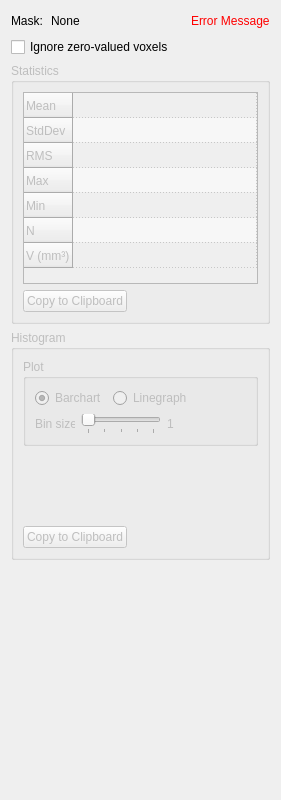
Before: the Qt Designer form Plugins/org.mitk.gui.qt.measurementtoolbox/src/internal/QmitkImageStatisticsViewControls.ui in MITK/MITK, drawn with Qt 5.
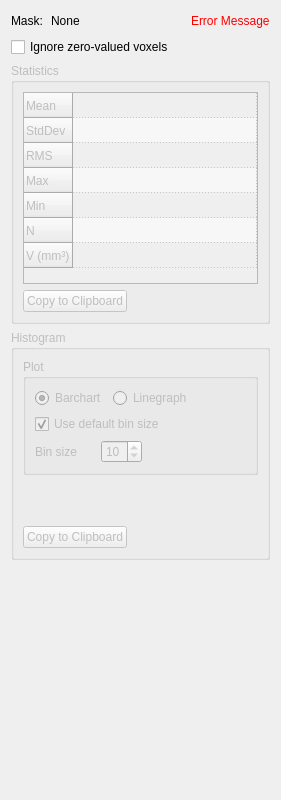
After: the same form once the commit is applied. Custom widgets are drawn as their Qt base class.

Commit message: setting default to 200 bins and adjusting binsize accordingly. user definable binsize still possible.

```diff
--- a/Plugins/org.mitk.gui.qt.measurementtoolbox/src/internal/QmitkImageStatisticsViewControls.ui
+++ b/Plugins/org.mitk.gui.qt.measurementtoolbox/src/internal/QmitkImageStatisticsViewControls.ui
@@ -364,13 +364,23 @@
            </item>
           </layout>
          </item>
+         <item>
+          <widget class="QCheckBox" name="m_UseDefaultBinSizeBox">
+           <property name="text">
+            <string>Use default bin size</string>
+           </property>
+           <property name="checked">
+            <bool>true</bool>
+           </property>
+          </widget>
+         </item>
          <item>
           <layout class="QHBoxLayout" name="horizontalLayout_5">
            <item>
             <widget class="QLabel" name="m_HistogramBinSizeCaptionLabel">
              <property name="minimumSize">
               <size>
-               <width>40</width>
+               <width>60</width>
                <height>0</height>
               </size>
              </property>
@@ -386,49 +396,15 @@
             </widget>
            </item>
            <item>
-            <widget class="QSlider" name="m_HistogramBinSizeSlider">
-             <property name="maximumSize">
-              <size>
-               <width>80</width>
-               <height>16777215</height>
-              </size>
+            <widget class="QSpinBox" name="m_HistogramBinSizeSpinbox">
+             <property name="toolTip">
+              <string>Press enter to recalculate statistics with new bin size.</string>
              </property>
-             <property name="minimum">
-              <number>1</number>
+             <property name="frame">
+              <bool>true</bool>
              </property>
-             <property name="maximum">
-              <number>5</number>
-             </property>
-             <property name="pageStep">
-              <number>0</number>
-             </property>
-             <property name="tracking">
-              <bool>false</bool>
-             </property>
-             <property name="orientation">
-              <enum>Qt::Horizontal</enum>
-             </property>
-             <property name="tickPosition">
-              <enum>QSlider::TicksBelow</enum>
-             </property>
-            </widget>
-           </item>
-           <item>
-            <widget class="QLabel" name="m_HistogramBinSizeLabel">
-             <property name="minimumSize">
-              <size>
-               <width>10</width>
-               <height>0</height>
-              </size>
-             </property>
-             <property name="maximumSize">
-              <size>
-               <width>10</width>
-               <height>16777215</height>
-              </size>
-             </property>
-             <property name="text">
-              <string>1</string>
+             <property name="value">
+              <number>10</number>
              </property>
             </widget>
            </item>
```
The commit also changes 6 other files.
